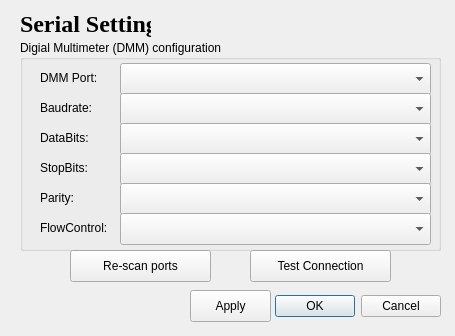
The window that MultimeterUI/View/forms/c202_settings_dialog.ui (breathewind/MultimeterUI) describes before a commit, drawn with Qt 5.
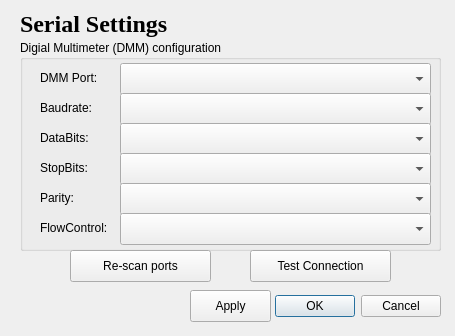
The same window after the commit.

Diff of the .ui file:
```diff
--- a/MultimeterUI/View/forms/c202_settings_dialog.ui
+++ b/MultimeterUI/View/forms/c202_settings_dialog.ui
@@ -34,7 +34,7 @@
     <rect>
      <x>20</x>
      <y>10</y>
-     <width>131</width>
+     <width>181</width>
      <height>31</height>
     </rect>
    </property>
```
